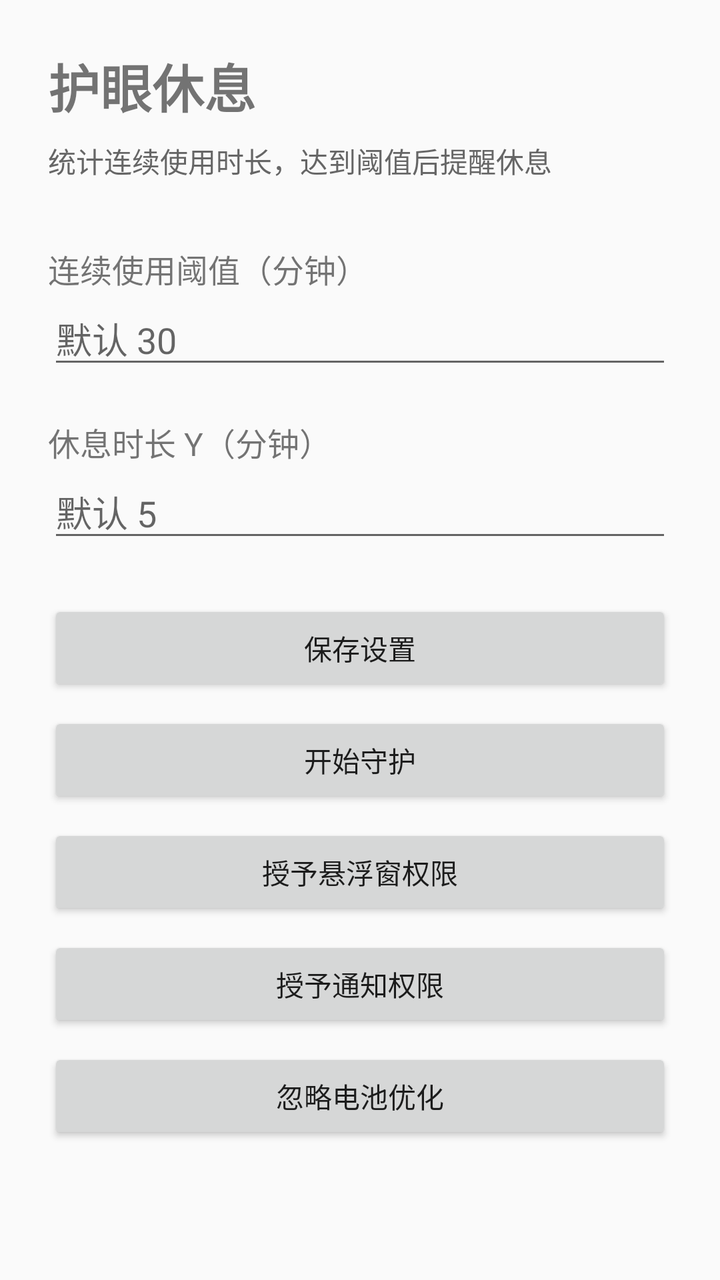
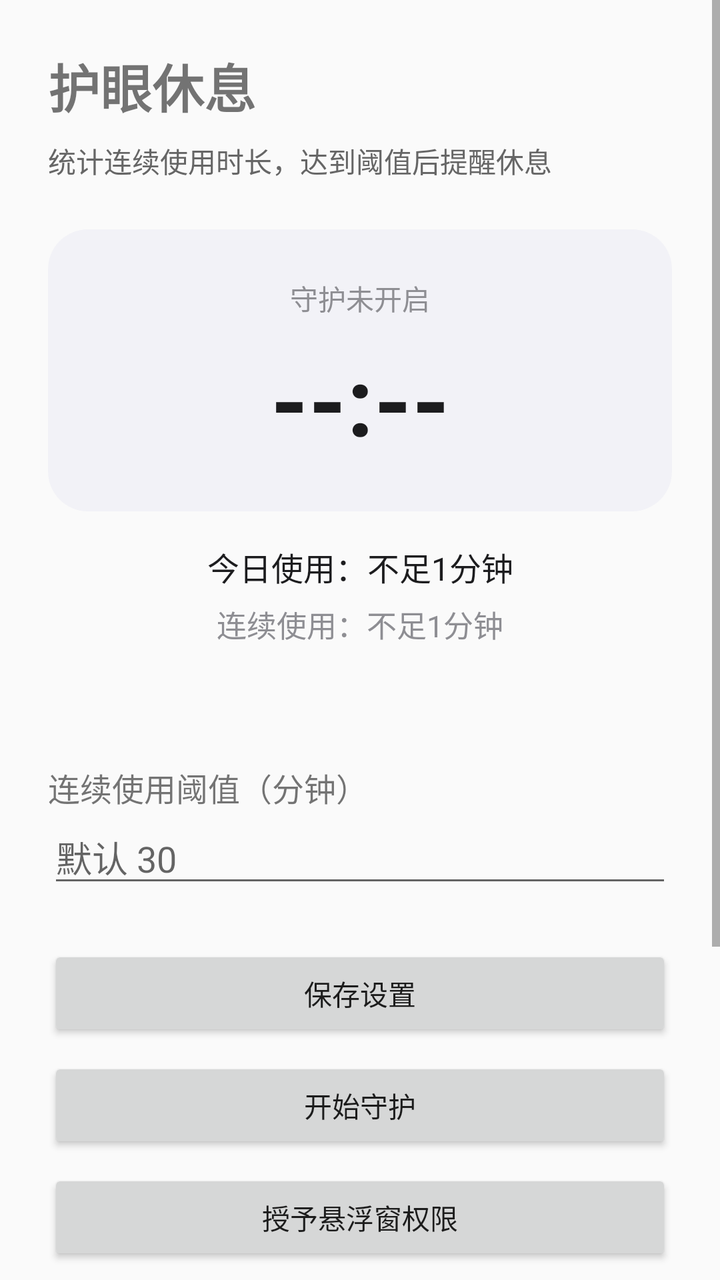

Screens rendered from an Android XML layout before and after an edit, with the pre-edit source and the edit as a unified diff.
<!-- AndroidManifest.xml: application theme Theme.AppCompat.Light -->
<!-- res/layout/activity_main.xml -->
<?xml version="1.0" encoding="utf-8"?>
<ScrollView xmlns:android="http://schemas.android.com/apk/res/android"
    android:layout_width="match_parent"
    android:layout_height="match_parent"
    android:fillViewport="true">

    <LinearLayout
        android:layout_width="match_parent"
        android:layout_height="wrap_content"
        android:orientation="vertical"
        android:padding="24dp">

        <TextView
            android:layout_width="wrap_content"
            android:layout_height="wrap_content"
            android:text="护眼休息"
            android:textSize="26sp"
            android:textStyle="bold" />

        <TextView
            android:layout_width="wrap_content"
            android:layout_height="wrap_content"
            android:layout_marginTop="8dp"
            android:text="统计连续使用时长，达到阈值后提醒休息"
            android:textColor="#666666"
            android:textSize="14sp" />

        <TextView
            android:layout_width="wrap_content"
            android:layout_height="wrap_content"
            android:layout_marginTop="32dp"
            android:text="连续使用阈值（分钟）"
            android:textSize="16sp" />

        <EditText
            android:id="@+id/etThreshold"
            android:layout_width="match_parent"
            android:layout_height="wrap_content"
            android:inputType="number"
            android:hint="默认 30" />

        <TextView
            android:layout_width="wrap_content"
            android:layout_height="wrap_content"
            android:layout_marginTop="20dp"
            android:text="休息时长 Y（分钟）"
            android:textSize="16sp" />

        <EditText
            android:id="@+id/etRest"
            android:layout_width="match_parent"
            android:layout_height="wrap_content"
            android:inputType="number"
            android:hint="默认 5" />

        <Button
            android:id="@+id/btnSave"
            android:layout_width="match_parent"
            android:layout_height="wrap_content"
            android:layout_marginTop="24dp"
            android:text="保存设置" />

        <Button
            android:id="@+id/btnToggle"
            android:layout_width="match_parent"
            android:layout_height="wrap_content"
            android:layout_marginTop="8dp"
            android:text="开始守护" />

        <Button
            android:id="@+id/btnOverlay"
            android:layout_width="match_parent"
            android:layout_height="wrap_content"
            android:layout_marginTop="8dp"
            android:text="授予悬浮窗权限" />

        <Button
            android:id="@+id/btnNotification"
            android:layout_width="match_parent"
            android:layout_height="wrap_content"
            android:layout_marginTop="8dp"
            android:text="授予通知权限" />

        <Button
            android:id="@+id/btnBattery"
            android:layout_width="match_parent"
            android:layout_height="wrap_content"
            android:layout_marginTop="8dp"
            android:text="忽略电池优化" />
    </LinearLayout>
</ScrollView>
<!-- resources referenced by this layout -->
<resources>

</resources>

<!-- the commit's change to res/layout/activity_main.xml (unified diff, before → after) -->
@@ -25,10 +25,68 @@
             android:textColor="#666666"
             android:textSize="14sp" />
 
+        <LinearLayout
+            android:layout_width="match_parent"
+            android:layout_height="wrap_content"
+            android:layout_marginTop="24dp"
+            android:orientation="vertical"
+            android:background="@drawable/bg_panel"
+            android:padding="24dp">
+
+            <TextView
+                android:id="@+id/tvCountdownLabel"
+                android:layout_width="match_parent"
+                android:layout_height="wrap_content"
+                android:gravity="center"
+                android:text="守护未开启"
+                android:textColor="#8E8E93"
+                android:textSize="14sp" />
+
+            <TextView
+                android:id="@+id/tvCountdown"
+                android:layout_width="match_parent"
+                android:layout_height="wrap_content"
+                android:layout_marginTop="8dp"
+                android:gravity="center"
+                android:text="--:--"
+                android:textColor="#1C1C1E"
+                android:textSize="48sp"
+                android:textStyle="bold" />
+        </LinearLayout>
+
+        <TextView
+            android:id="@+id/tvToday"
+            android:layout_width="match_parent"
+            android:layout_height="wrap_content"
+            android:layout_marginTop="16dp"
+            android:gravity="center"
+            android:text="今日使用：不足1分钟"
+            android:textColor="#1C1C1E"
+            android:textSize="16sp" />
+
+        <TextView
+            android:id="@+id/tvContinuous"
+            android:layout_width="match_parent"
+            android:layout_height="wrap_content"
+            android:layout_marginTop="6dp"
+            android:gravity="center"
+            android:text="连续使用：不足1分钟"
+            android:textColor="#8E8E93"
+            android:textSize="15sp" />
+
+        <TextView
+            android:id="@+id/tvStatus"
+            android:layout_width="match_parent"
+            android:layout_height="wrap_content"
+            android:layout_marginTop="12dp"
+            android:gravity="center"
+            android:textColor="#FF3B30"
+            android:textSize="14sp" />
+
         <TextView
             android:layout_width="wrap_content"
             android:layout_height="wrap_content"
-            android:layout_marginTop="32dp"
+            android:layout_marginTop="28dp"
             android:text="连续使用阈值（分钟）"
             android:textSize="16sp" />
 
@@ -38,20 +96,6 @@
             android:layout_height="wrap_content"
             android:inputType="number"
             android:hint="默认 30" />
-
-        <TextView
-            android:layout_width="wrap_content"
-            android:layout_height="wrap_content"
-            android:layout_marginTop="20dp"
-            android:text="休息时长 Y（分钟）"
-            android:textSize="16sp" />
-
-        <EditText
-            android:id="@+id/etRest"
-            android:layout_width="match_parent"
-            android:layout_height="wrap_content"
-            android:inputType="number"
-            android:hint="默认 5" />
 
         <Button
             android:id="@+id/btnSave"
@@ -74,6 +118,22 @@
             android:layout_marginTop="8dp"
             android:text="授予悬浮窗权限" />
 
+        <TextView
+            android:layout_width="match_parent"
+            android:layout_height="wrap_content"
+            android:layout_marginTop="6dp"
+            android:gravity="center"
+            android:text="OPPO/一加用户：还需在系统设置中开启「允许后台弹出界面」和「允许后台运行」"
+            android:textColor="#FF9500"
+            android:textSize="12sp" />
+
+        <Button
+            android:id="@+id/btnAutostart"
+            android:layout_width="match_parent"
+            android:layout_height="wrap_content"
+            android:layout_marginTop="8dp"
+            android:text="开启自启动（国产手机必设）" />
+
         <Button
             android:id="@+id/btnNotification"
             android:layout_width="match_parent"
<!-- resource entries referenced after the edit -->
@@ -1,5 +1,11 @@
 <!-- resources referenced by this layout -->
 <resources>
-
+  <!-- drawable bg_panel (drawable) -->
+  <?xml version="1.0" encoding="utf-8"?>
+  <shape xmlns:android="http://schemas.android.com/apk/res/android"
+      android:shape="rectangle">
+      <solid android:color="#F2F2F7" />
+      <corners android:radius="20dp" />
+  </shape>
 </resources>
 
